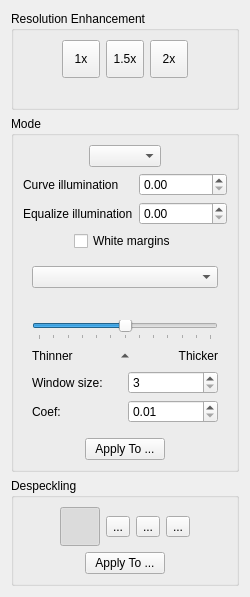
First picture: the form in src/filters/output/ui/OutputOptionsWidget.ui, repository ImageProcessing-ElectronicPublications/scantailor-experimental, before the edit.
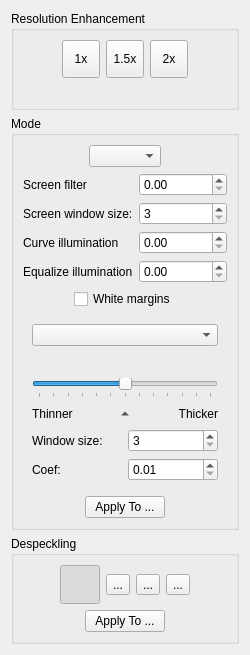
Second picture: the form after the edit. Icons and pictures are not drawn.

Commit message: 0.2023.08.01: screen filter

The edit to the form file:
```diff
--- a/src/filters/output/ui/OutputOptionsWidget.ui
+++ b/src/filters/output/ui/OutputOptionsWidget.ui
@@ -168,13 +168,56 @@
       <item>
        <layout class="QGridLayout" name="normalizeOptions">
         <item row="0" column="0">
+         <widget class="QLabel" name="screenCoefLabel">
+          <property name="text">
+           <string>Screen filter</string>
+          </property>
+         </widget>
+        </item>
+        <item row="0" column="1">
+         <widget class="QDoubleSpinBox" name="screenCoef">
+          <property name="toolTip">
+           <string>Value is 0.0 .. 1.0..</string>
+          </property>
+          <property name="minimum">
+           <double>0.0</double>
+          </property>
+          <property name="maximum">
+           <double>1.0</double>
+          </property>
+          <property name="singleStep">
+           <double>0.05</double>
+          </property>
+         </widget>
+        </item>
+        <item row="1" column="0">
+         <widget class="QLabel" name="screenWindowSizeLabel">
+          <property name="text">
+           <string>Screen window size:</string>
+          </property>
+         </widget>
+        </item>
+        <item row="1" column="1">
+         <widget class="QSpinBox" name="screenWindowSize">
+          <property name="toolTip">
+           <string>The dimensions of a pixel neighborhood to consider.</string>
+          </property>
+          <property name="minimum">
+           <number>3</number>
+          </property>
+          <property name="maximum">
+           <number>9999</number>
+          </property>
+         </widget>
+        </item>
+        <item row="2" column="0">
          <widget class="QLabel" name="curveCoefLabel">
           <property name="text">
            <string>Curve illumination</string>
           </property>
          </widget>
         </item>
-        <item row="0" column="1">
+        <item row="2" column="1">
          <widget class="QDoubleSpinBox" name="curveCoef">
           <property name="toolTip">
            <string>Value is 0.0 .. 1.0.</string>
@@ -190,14 +233,14 @@
           </property>
          </widget>
         </item>
-        <item row="1" column="0">
+        <item row="3" column="0">
          <widget class="QLabel" name="normalizeCoefLabel">
           <property name="text">
            <string>Equalize illumination</string>
           </property>
          </widget>
         </item>
-        <item row="1" column="1">
+        <item row="3" column="1">
          <widget class="QDoubleSpinBox" name="normalizeCoef">
           <property name="toolTip">
            <string>Value is 0.0 .. 1.0.</string>
```
The commit also changes 9 other files.
